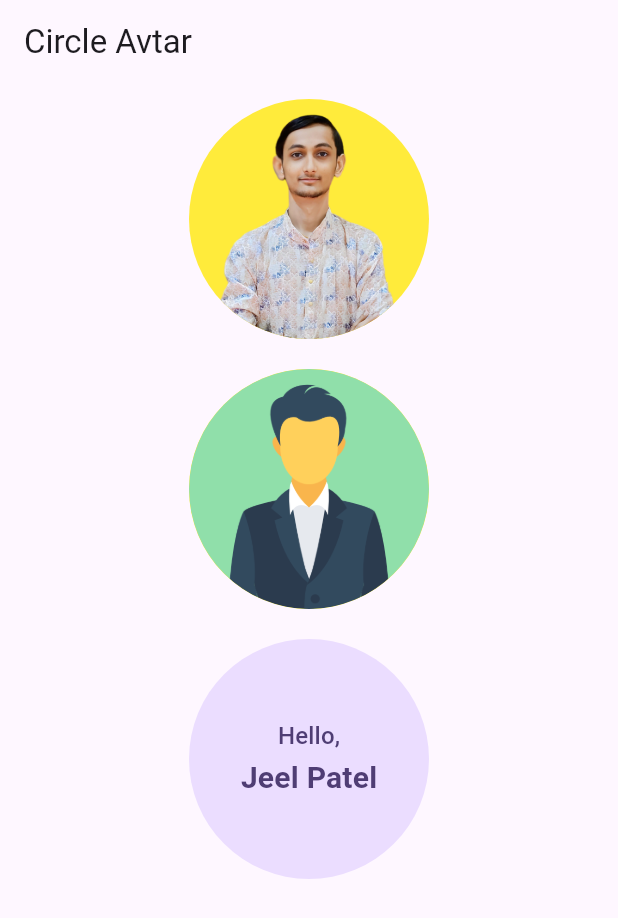
After one commit to jeelpatel001/first_flutter_app, a Flutter app: the screen it shows after launch, on a phone screen of 412 x 824 dp. The commit adds this screen. Shown: the top 918 px of the screen. Run offline on Flutter 3.47's test engine with Material 3 defaults, Android fonts, the phone set to English and light mode, and no system bars.

Commit message:
Learn Circle Avtar

```diff
--- /dev/null
+++ b/lib/_16_circle_avtar.dart
@@ -0,0 +1,56 @@
+import 'package:flutter/material.dart';
+
+class MyCircleAvtar extends StatelessWidget {
+  const MyCircleAvtar({super.key});
+
+  @override
+  Widget build(BuildContext context) {
+    return Scaffold(
+      appBar: AppBar(
+        title: const Text('Circle Avtar'),
+      ),
+      body: const Center(
+        child: Column(
+          children: [
+            Padding(
+              padding: EdgeInsets.all(10),
+              child: CircleAvatar(
+                backgroundImage: AssetImage('assets/image/mesqure.png'),
+                backgroundColor: Colors.yellow,
+                radius: 80,
+              ),
+            ),
+            Padding(
+              padding: EdgeInsets.all(10),
+              child: CircleAvatar(
+                backgroundImage: AssetImage('assets/image/user.png'),
+                backgroundColor: Colors.yellow,
+                radius: 80,
+              ),
+            ),
+            Padding(
+              padding: EdgeInsets.all(10),
+              child: CircleAvatar(
+                radius: 80,
+                child: Column(
+                  mainAxisAlignment: MainAxisAlignment.center,
+                  crossAxisAlignment: CrossAxisAlignment.center,
+                  children: <Widget>[
+                    Text("Hello,"),
+                    Text(
+                      "Jeel Patel",
+                      style: TextStyle(
+                        fontSize: 20,
+                        fontWeight: FontWeight.bold,
+                      ),
+                    ),
+                  ],
+                ),
+              ),
+            ),
+          ],
+        ),
+      ),
+    );
+  }
+}
--- a/lib/main.dart
+++ b/lib/main.dart
@@ -4,6 +4,7 @@ import 'package:first_flutter_app/_12_Container_Decoration.dart';
 import 'package:first_flutter_app/_13_Expanded_Widget.dart';
 import 'package:first_flutter_app/_14_Margin_Padding.dart';
 import 'package:first_flutter_app/_15_list_tile.dart';
+import 'package:first_flutter_app/_16_circle_avtar.dart';
 import 'package:first_flutter_app/_1_Container.dart';
 import 'package:first_flutter_app/_2_Text_Button_Widget.dart';
 import 'package:first_flutter_app/_3_Elevated_Button_Widget.dart';
@@ -51,7 +52,8 @@ class MyApp extends StatelessWidget {
       // home: const ContainerDecoration(),
       // home: const ExpandedWidget(),
       // home: const MarginAndPadding(),
-      home: const MyListTile(),
+      // home: const MyListTile(),
+      home: const MyCircleAvtar(),
 
 
     );
```
Also changed, not shown: assets/image/mesqure.png (added), assets/image/user.png (added).
